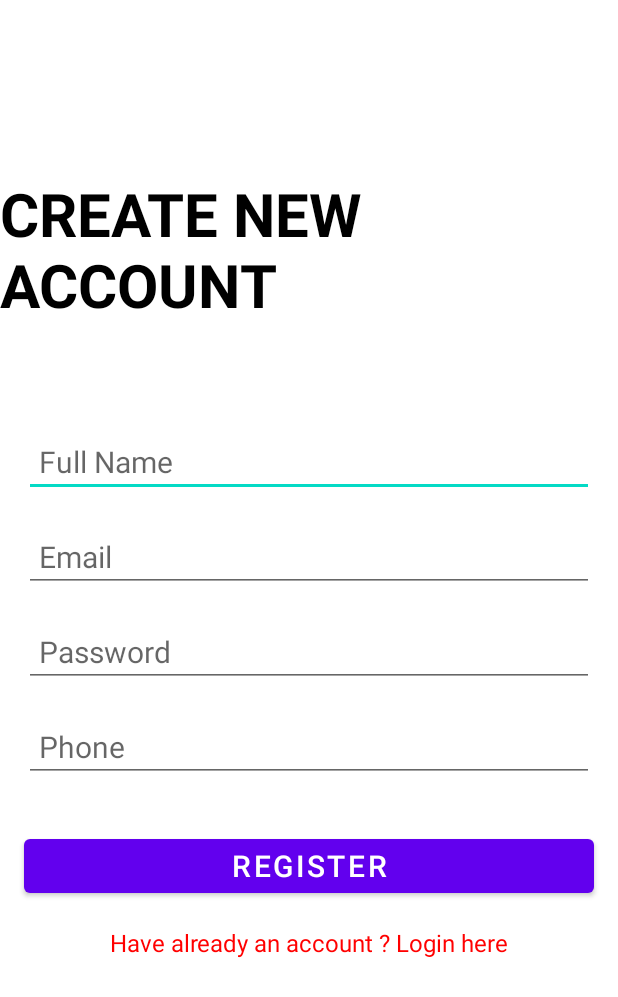
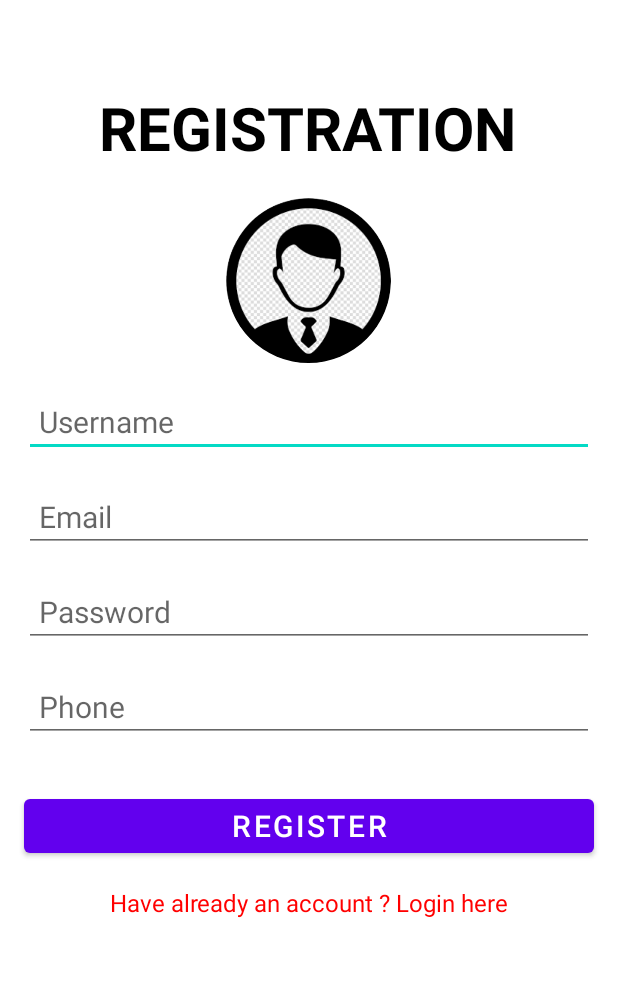
Before and after one commit to ngocdu171/ShoppingApp, an Android app: the Register screen opened directly, with no data from a screen before it, on a phone screen of 412 x 824 dp. Shown: the top 997 px of the screen. Run offline under Robolectric (Android 15) with nearby library versions, the phone set to English and light mode, and no system bars; our stand-ins replace CircleImageView, Firebase (no records; nobody signed in at launch, a user with empty details on screens opened directly); Roboto replaces fonts that are not available here.

Commit message:
add avatar for user in Register

```diff
--- a/app/build.gradle
+++ b/app/build.gradle
@@ -40,4 +40,6 @@ dependencies {
     testImplementation 'junit:junit:4.+'
     androidTestImplementation 'androidx.test.ext:junit:1.1.2'
     androidTestImplementation 'androidx.test.espresso:espresso-core:3.3.0'
+    implementation 'de.hdodenhof:circleimageview:3.1.0'
+    api 'com.theartofdev.edmodo:android-image-cropper:2.8.+'
 }
--- a/app/src/main/AndroidManifest.xml
+++ b/app/src/main/AndroidManifest.xml
@@ -2,6 +2,8 @@
 <manifest xmlns:android="http://schemas.android.com/apk/res/android"
     package="din19sp.group10.shoppingapp">
 
+    <uses-permission android:name="android.permission.READ_EXTERNAL_STORAGE"/>
+    <uses-permission android:name="android.permission.INTERNET"/>
     <application
         android:allowBackup="true"
         android:icon="@mipmap/ic_launcher"
@@ -26,6 +28,8 @@
                 <category android:name="android.intent.category.LAUNCHER" />
             </intent-filter>
         </activity>
+        <activity android:name="com.theartofdev.edmodo.cropper.CropImageActivity"
+            android:theme="@style/Base.Theme.AppCompat"/>
 
         <meta-data
             android:name="preloaded_fonts"
--- a/app/src/main/java/din19sp/group10/shoppingapp/MainActivity.java
+++ b/app/src/main/java/din19sp/group10/shoppingapp/MainActivity.java
@@ -29,7 +29,7 @@ public class MainActivity extends AppCompatActivity {
 
         mainToolbar = findViewById(R.id.main_toolbar);
         setSupportActionBar(mainToolbar);
-        getSupportActionBar().setTitle("DuPhamShop");
+        getSupportActionBar().setTitle("DMCS_Shop");
     }
 
     @Override
@@ -50,7 +50,7 @@ public class MainActivity extends AppCompatActivity {
     @Override
     public boolean onOptionsItemSelected(@NonNull MenuItem item) {
         if (item.getItemId() == R.id.profile_menu) {
-            //
+            startActivity(new Intent(MainActivity.this, Profile.class));
         }
         else if (item.getItemId() == R.id.logout_menu) {
             mAuth.signOut();
--- a/app/src/main/java/din19sp/group10/shoppingapp/Register.java
+++ b/app/src/main/java/din19sp/group10/shoppingapp/Register.java
@@ -21,6 +21,8 @@ import com.google.firebase.auth.FirebaseAuth;
 import com.google.firebase.database.DatabaseReference;
 import com.google.firebase.database.FirebaseDatabase;
 
+import de.hdodenhof.circleimageview.CircleImageView;
+
 public class Register extends AppCompatActivity implements View.OnClickListener {
 
     private FirebaseAuth mAuth;
@@ -29,6 +31,7 @@ public class Register extends AppCompatActivity implements View.OnClickListener
     private TextView login;
     private EditText regFullName, regEmail, regPassword, regPhone;
     private Button regBtn;
+    private CircleImageView circleImageView;
 
     @Override
     protected void onCreate(Bundle savedInstanceState) {
@@ -47,6 +50,9 @@ public class Register extends AppCompatActivity implements View.OnClickListener
 
         regBtn = findViewById(R.id.registerBtn);
         regBtn.setOnClickListener(this);
+
+        circleImageView = findViewById(R.id.circleImageView);
+        circleImageView.setOnClickListener(this);
     }
 
     //////REDIRECT BETWEEN REGISTER AND LOGIN
@@ -59,7 +65,14 @@ public class Register extends AppCompatActivity implements View.OnClickListener
             case R.id.registerBtn:
                 registerUser();
                 break;
+            case R.id.circleImageView:
+                avatar();
+                break;
         }
+    }
+
+    private void avatar() {
+        Toast.makeText(Register.this, "Avatar", Toast.LENGTH_SHORT).show();
     }
 
     private void registerUser() {
--- a/app/src/main/res/layout/activity_register.xml
+++ b/app/src/main/res/layout/activity_register.xml
@@ -12,34 +12,46 @@
         android:id="@+id/textView2"
         android:layout_width="wrap_content"
         android:layout_height="wrap_content"
-        android:text="CREATE NEW ACCOUNT"
+        android:text="REGISTRATION"
         android:textColor="#000000"
         android:textSize="40sp"
         android:textStyle="bold"
         app:layout_constraintBottom_toBottomOf="parent"
         app:layout_constraintEnd_toEndOf="parent"
-        app:layout_constraintHorizontal_bias="0.0"
+        app:layout_constraintHorizontal_bias="0.496"
         app:layout_constraintStart_toStartOf="parent"
         app:layout_constraintTop_toTopOf="parent"
-        app:layout_constraintVertical_bias="0.16" />
+        app:layout_constraintVertical_bias="0.075" />
+
+    <de.hdodenhof.circleimageview.CircleImageView
+        android:id="@+id/circleImageView"
+        android:layout_width="110dp"
+        android:layout_height="110dp"
+        android:layout_marginTop="20dp"
+        android:src="@drawable/profile"
+        app:layout_constraintBottom_toBottomOf="parent"
+        app:layout_constraintEnd_toEndOf="parent"
+        app:layout_constraintHorizontal_bias="0.498"
+        app:layout_constraintStart_toStartOf="parent"
+        app:layout_constraintTop_toBottomOf="@+id/textView2"
+        app:layout_constraintVertical_bias="0.0" />
 
     <EditText
         android:id="@+id/fullName"
         android:layout_width="0dp"
         android:layout_height="wrap_content"
         android:layout_marginStart="16dp"
+        android:layout_marginTop="15dp"
         android:layout_marginEnd="16dp"
         android:ems="10"
-        android:hint="Full Name"
+        android:hint="Username"
         android:inputType="textPersonName"
         android:padding="10dp"
         android:textSize="20sp"
-        app:layout_constraintBottom_toBottomOf="parent"
         app:layout_constraintEnd_toEndOf="parent"
         app:layout_constraintHorizontal_bias="0.0"
         app:layout_constraintStart_toStartOf="parent"
-        app:layout_constraintTop_toBottomOf="@+id/textView2"
-        app:layout_constraintVertical_bias="0.120000005" />
+        app:layout_constraintTop_toBottomOf="@+id/circleImageView" />
 
     <EditText
         android:id="@+id/Email"
```
Also changed, not shown: app/src/main/res/drawable/profile.png (added).
